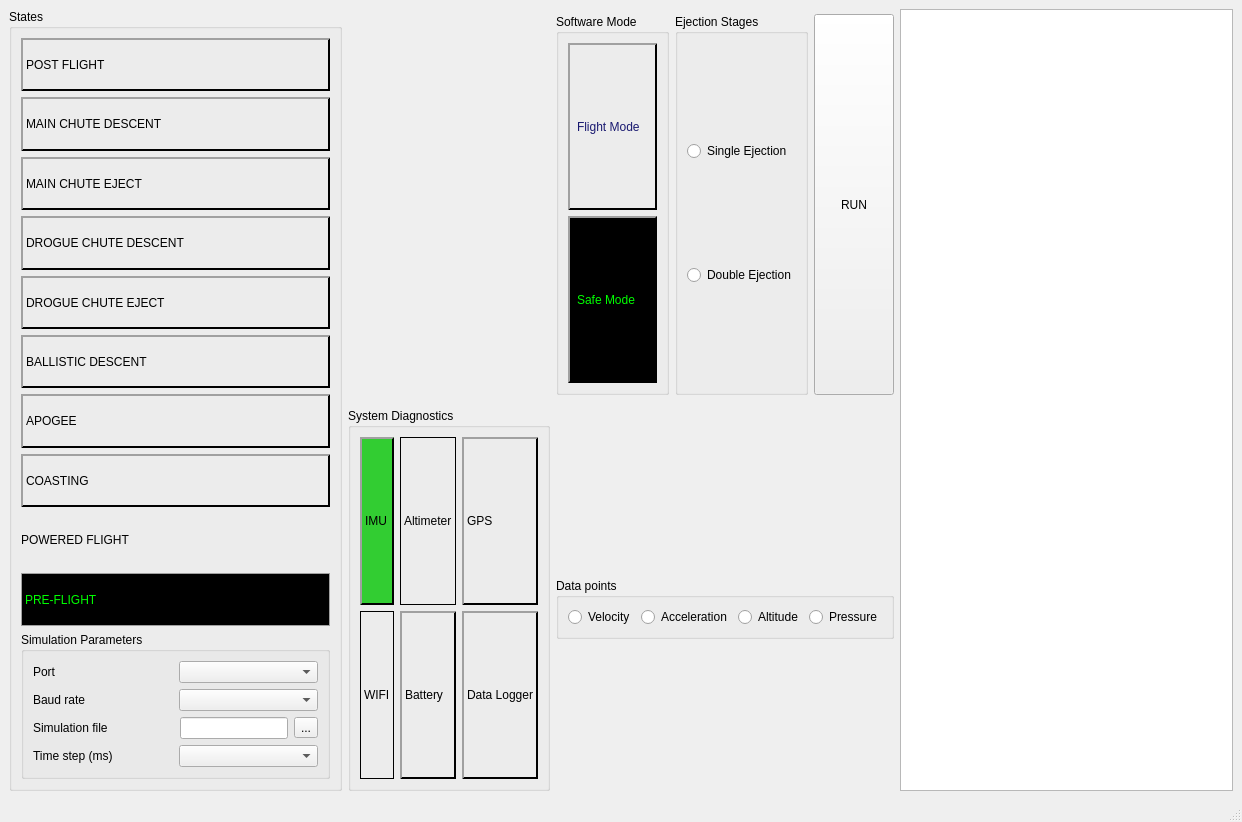
This is app/NaFCSE/mainwindow.ui in bytecod3/Nakuja-Flight-Computer-Simulation-Engine as Qt 5 draws it before an edit. The edited form follows.
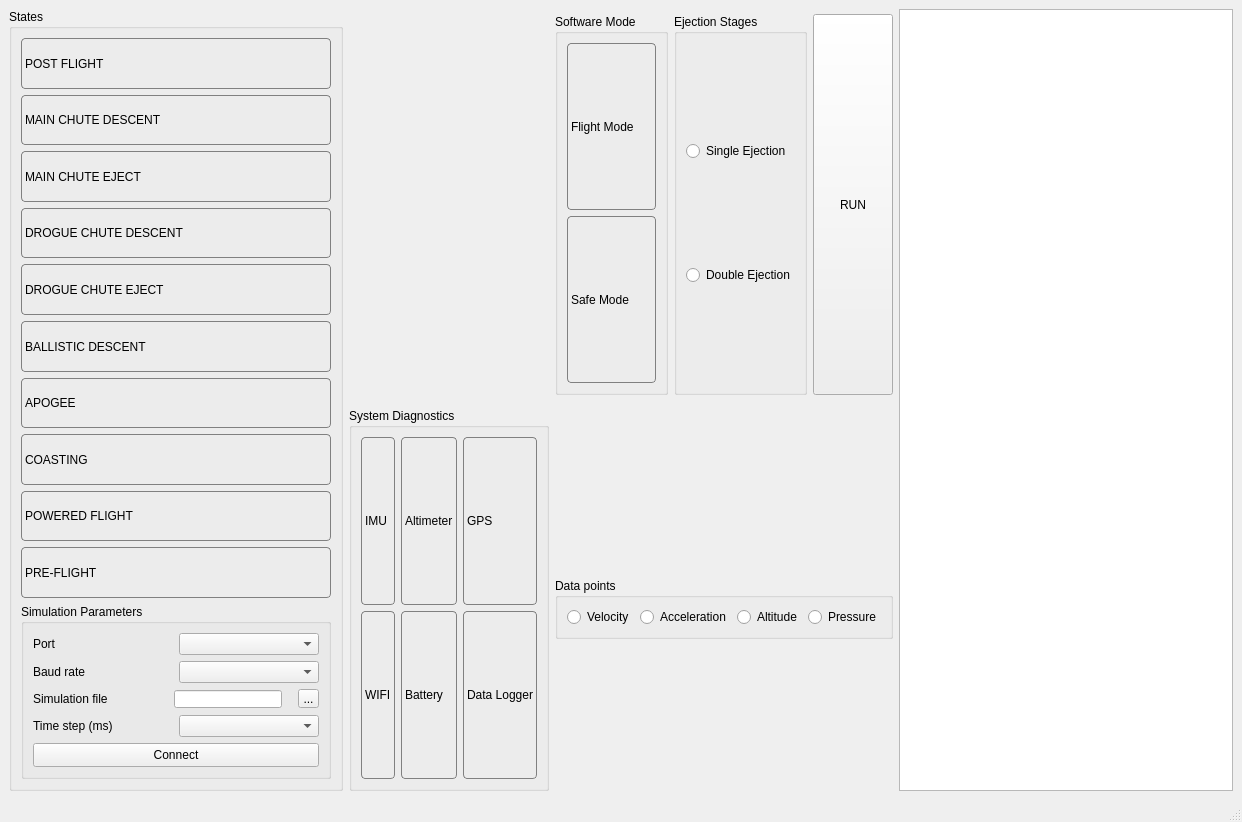
This is the edited form. Icons and pictures are not drawn.

Commit message: adds status bar message

The edit to the form file:
```diff
--- a/app/NaFCSE/mainwindow.ui
+++ b/app/NaFCSE/mainwindow.ui
@@ -42,13 +42,9 @@
        <item>
         <widget class="QLabel" name="label">
          <property name="styleSheet">
-          <string notr="true">border: 0px solid black;
-border-bottom: 2px solid black;
-border-top: 2px solid #a0a0a0;
-border-right:  2px solid black;
-border-left:  2px solid #a0a0a0;
-color: black;
-</string>
+          <string notr="true">border: 1px solid gray;
+border-radius: 4px;
+color: black;</string>
          </property>
          <property name="text">
           <string>POST FLIGHT</string>
@@ -58,13 +54,9 @@
        <item>
         <widget class="QLabel" name="label_3">
          <property name="styleSheet">
-          <string notr="true">border: 0px solid black;
-border-bottom: 2px solid black;
-border-top: 2px solid #a0a0a0;
-border-right:  2px solid black;
-border-left:  2px solid #a0a0a0;
-color: black;
-</string>
+          <string notr="true">border: 1px solid gray;
+border-radius: 4px;
+color: black;</string>
          </property>
          <property name="text">
           <string>MAIN CHUTE DESCENT</string>
@@ -74,13 +66,9 @@
        <item>
         <widget class="QLabel" name="label_2">
          <property name="styleSheet">
-          <string notr="true">border: 0px solid black;
-border-bottom: 2px solid black;
-border-top: 2px solid #a0a0a0;
-border-right:  2px solid black;
-border-left:  2px solid #a0a0a0;
-color: black;
-</string>
+          <string notr="true">border: 1px solid gray;
+border-radius: 4px;
+color: black;</string>
          </property>
          <property name="text">
           <string>MAIN CHUTE EJECT</string>
@@ -90,13 +78,9 @@
        <item>
         <widget class="QLabel" name="label_4">
          <property name="styleSheet">
-          <string notr="true">border: 0px solid black;
-border-bottom: 2px solid black;
-border-top: 2px solid #a0a0a0;
-border-right:  2px solid black;
-border-left:  2px solid #a0a0a0;
-color: black;
-</string>
+          <string notr="true">border: 1px solid gray;
+border-radius: 4px;
+color: black;</string>
          </property>
          <property name="text">
           <string>DROGUE CHUTE DESCENT</string>
@@ -106,13 +90,9 @@
        <item>
         <widget class="QLabel" name="label_5">
          <property name="styleSheet">
-          <string notr="true">border: 0px solid black;
-border-bottom: 2px solid black;
-border-top: 2px solid #a0a0a0;
-border-right:  2px solid black;
-border-left:  2px solid #a0a0a0;
-color: black;
-</string>
+          <string notr="true">border: 1px solid gray;
+border-radius: 4px;
+color: black;</string>
          </property>
          <property name="text">
           <string>DROGUE CHUTE EJECT</string>
@@ -122,11 +102,8 @@
        <item>
         <widget class="QLabel" name="label_6">
          <property name="styleSheet">
-          <string notr="true">border: 0px solid black;
-border-bottom: 2px solid black;
-border-top: 2px solid #a0a0a0;
-border-right:  2px solid black;
-border-left:  2px solid #a0a0a0;
+          <string notr="true">border: 1px solid gray;
+border-radius: 4px;
 color: black;</string>
          </property>
          <property name="text">
@@ -137,11 +114,8 @@
        <item>
         <widget class="QLabel" name="label_7">
          <property name="styleSheet">
-          <string notr="true">border: 0px solid black;
-border-bottom: 2px solid black;
-border-top: 2px solid #a0a0a0;
-border-right:  2px solid black;
-border-left:  2px solid #a0a0a0;
+          <string notr="true">border: 1px solid gray;
+border-radius: 4px;
 color: black;
 </string>
          </property>
@@ -153,11 +127,8 @@
        <item>
         <widget class="QLabel" name="label_8">
          <property name="styleSheet">
-          <string notr="true">border: 0px solid black;
-border-bottom: 2px solid black;
-border-top: 2px solid #a0a0a0;
-border-right:  2px solid black;
-border-left:  2px solid #a0a0a0;
+          <string notr="true">border: 1px solid gray;
+border-radius: 4px;
 color: black;</string>
          </property>
          <property name="text">
@@ -168,7 +139,8 @@
        <item>
         <widget class="QLabel" name="label_13">
          <property name="styleSheet">
-          <string notr="true">border-radius: 4px;
+          <string notr="true">border: 1px solid gray;
+border-radius: 4px;
 color: black;</string>
          </property>
          <property name="text">
@@ -179,10 +151,9 @@
        <item>
         <widget class="QLabel" name="label_14">
          <property name="styleSheet">
-          <string notr="true">border: 1px solid #a0a0a0;
-color: #00FF00;
-background: black;
-font: 700 9pt &quot;Segoe UI&quot;;</string>
+          <string notr="true">border: 1px solid gray;
+border-radius: 4px;
+color: black;</string>
          </property>
          <property name="text">
           <string>PRE-FLIGHT</string>
@@ -195,6 +166,48 @@
           <string>Simulation Parameters</string>
          </property>
          <layout class="QGridLayout" name="gridLayout">
+          <item row="1" column="0">
+           <layout class="QHBoxLayout" name="horizontalLayout">
+            <item>
+             <widget class="QLabel" name="label_9">
+              <property name="text">
+               <string>Simulation file </string>
+              </property>
+             </widget>
+            </item>
+            <item>
+             <spacer name="horizontalSpacer">
+              <property name="orientation">
+               <enum>Qt::Horizontal</enum>
+              </property>
+              <property name="sizeHint" stdset="0">
+               <size>
+                <width>40</width>
+                <height>20</height>
+               </size>
+              </property>
+             </spacer>
+            </item>
+            <item>
+             <widget class="QLineEdit" name="lnFilename">
+              <property name="styleSheet">
+               <string notr="true">margin-left: 0;
+margin-right: 10</string>
+              </property>
+             </widget>
+            </item>
+            <item>
+             <widget class="QToolButton" name="btnChooseFile">
+              <property name="styleSheet">
+               <string notr="true">margin-left: 0</string>
+              </property>
+              <property name="text">
+               <string>...</string>
+              </property>
+             </widget>
+            </item>
+           </layout>
+          </item>
           <item row="2" column="0">
            <layout class="QHBoxLayout" name="horizontalLayout_4">
             <item>
@@ -244,39 +257,16 @@
             </item>
            </layout>
           </item>
-          <item row="1" column="0">
-           <layout class="QHBoxLayout" name="horizontalLayout">
-            <item>
-             <widget class="QLabel" name="label_9">
-              <property name="text">
-               <string>Simulation file </string>
-              </property>
-             </widget>
-            </item>
-            <item>
-             <spacer name="horizontalSpacer">
-              <property name="orientation">
-               <enum>Qt::Horizontal</enum>
-              </property>
-              <property name="sizeHint" stdset="0">
-               <size>
-                <width>40</width>
-                <height>20</height>
-               </size>
-              </property>
-             </spacer>
-            </item>
-            <item>
-             <widget class="QLineEdit" name="lnFilename"/>
-            </item>
-            <item>
-             <widget class="QToolButton" name="btnChooseFile">
-              <property name="text">
-               <string>...</string>
-              </property>
-             </widget>
-            </item>
-           </layout>
+          <item row="3" column="0">
+           <widget class="QPushButton" name="connectSerial">
+            <property name="styleSheet">
+             <string notr="true">padding-top: 4px;
+padding-bottom: 4px;</string>
+            </property>
+            <property name="text">
+             <string>Connect</string>
+            </property>
+           </widget>
           </item>
          </layout>
         </widget>
@@ -311,10 +301,9 @@
            <item row="1" column="0">
             <widget class="QLabel" name="label_20">
              <property name="styleSheet">
-              <string notr="true">border: 2px solid grey;
-color: black;
-font: 700 9pt &quot;Segoe UI&quot;;
-border: 1px solid black;</string>
+              <string notr="true">border: 1px solid gray;
+border-radius: 4px;
+color: black;</string>
              </property>
              <property name="text">
               <string>WIFI</string>
@@ -327,14 +316,9 @@
            <item row="0" column="2">
             <widget class="QLabel" name="label_19">
              <property name="styleSheet">
-              <string notr="true">border: 2px solid grey;
-color: black;
-font: 700 9pt &quot;Segoe UI&quot;;
-border: 0px solid gray;
-border-bottom: 2px solid black;
-border-top: 2px solid #a0a0a0;
-border-right: 2px solid black;
-border-left: 2px solid #a0a0a0;</string>
+              <string notr="true">border: 1px solid gray;
+border-radius: 4px;
+color: black;</string>
              </property>
              <property name="text">
               <string>GPS</string>
@@ -347,15 +331,9 @@
            <item row="0" column="0">
             <widget class="QLabel" name="label_17">
              <property name="styleSheet">
-              <string notr="true">border: 2px solid grey;
-color: black;
-font: 700 9pt &quot;Segoe UI&quot;;
-background: #32CD32;
-border: 0px solid gray;
-border-bottom: 2px solid black;
-border-top: 2px solid #a0a0a0;
-border-right: 2px solid black;
-border-left: 2px solid #a0a0a0;</string>
+              <string notr="true">border: 1px solid gray;
+border-radius: 4px;
+color: black;</string>
              </property>
              <property name="text">
               <string>IMU</string>
@@ -368,14 +346,9 @@
            <item row="1" column="1">
             <widget class="QLabel" name="label_21">
              <property name="styleSheet">
-              <string notr="true">border: 2px solid grey;
-color: black;
-font: 700 9pt &quot;Segoe UI&quot;;
-border: 0px solid gray;
-border-bottom: 2px solid black;
-border-top: 2px solid #a0a0a0;
-border-right: 2px solid black;
-border-left: 2px solid #a0a0a0;</string>
+              <string notr="true">border: 1px solid gray;
+border-radius: 4px;
+color: black;</string>
              </property>
              <property name="text">
               <string>Battery</string>
@@ -388,15 +361,9 @@
            <item row="1" column="2">
             <widget class="QLabel" name="label_22">
              <property name="styleSheet">
-              <string notr="true">border: 2px solid grey;
-color: black;
-font: 700 9pt &quot;Segoe UI&quot;;
-border: 0px solid gray;
-border-bottom: 2px solid black;
-border-top: 2px solid #a0a0a0;
-border-right: 2px solid black;
-border-left: 2px solid #a0a0a0;
-</string>
+              <string notr="true">border: 1px solid gray;
+border-radius: 4px;
+color: black;</string>
              </property>
              <property name="text">
               <string>Data Logger</string>
@@ -409,10 +376,9 @@
            <item row="0" column="1">
             <widget class="QLabel" name="label_18">
              <property name="styleSheet">
-              <string notr="true">border: 2px solid grey;
-color: black;
-font: 700 9pt &quot;Segoe UI&quot;;
-border: 1px solid black;</string>
+              <string notr="true">border: 1px solid gray;
+border-radius: 4px;
+color: black;</string>
              </property>
              <property name="text">
               <string>Altimeter</string>
@@ -460,14 +426,9 @@
               </sizepolicy>
              </property>
              <property name="styleSheet">
-              <string notr="true">border: 0px solid gray;
-border-bottom: 2px solid black;
-border-top: 2px solid #a0a0a0;
-border-right: 2px solid black;
-border-left: 2px solid #a0a0a0;
-color: #191970;
-font: 700 9pt &quot;Segoe UI&quot;;
-padding: 4px;</string>
+              <string notr="true">border: 1px solid gray;
+border-radius: 4px;
+color: black;</string>
              </property>
              <property name="text">
               <string>Flight Mode</string>
@@ -483,15 +444,9 @@
               </sizepolicy>
              </property>
              <property name="styleSheet">
-              <string notr="true">color: #00FF00;
-background-color: black;
-font: 700 9pt &quot;Segoe UI&quot;;
-padding: 4px;
-border: 0px solid gray;
-border-bottom: 2px solid black;
-border-top: 2px solid #a0a0a0;
-border-right: 2px solid black;
-border-left: 2px solid #a0a0a0;</string>
+              <string notr="true">border: 1px solid gray;
+border-radius: 4px;
+color: black;</string>
              </property>
              <property name="text">
               <string>Safe Mode</string>
```
The commit also changes 2 other files.
